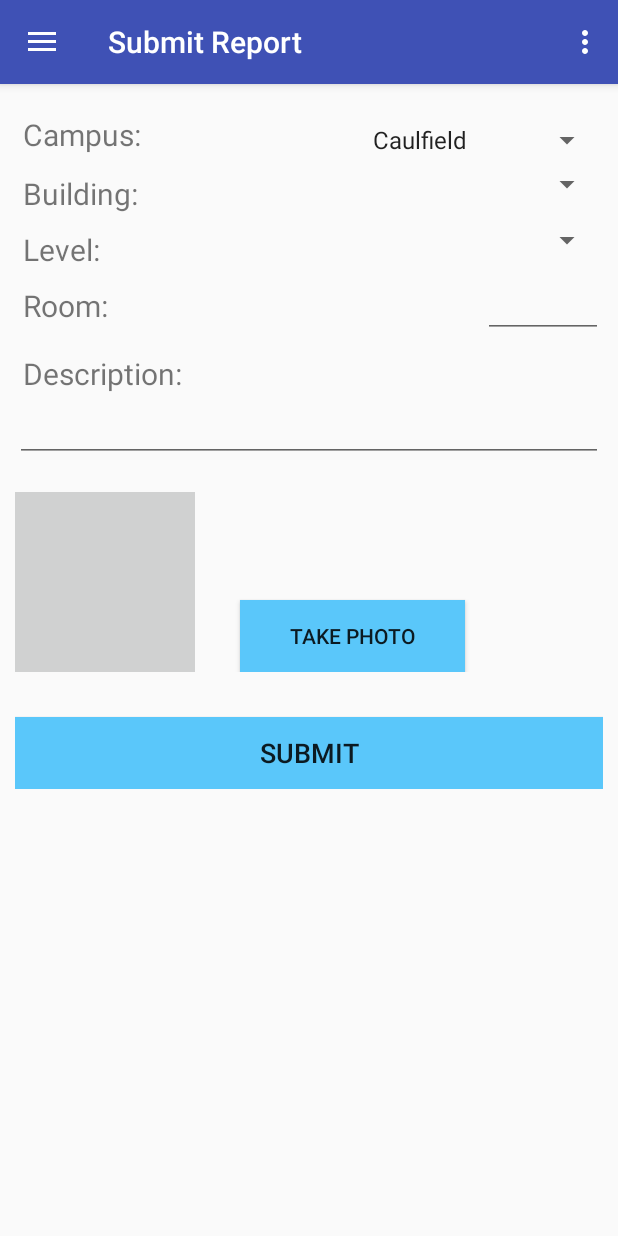
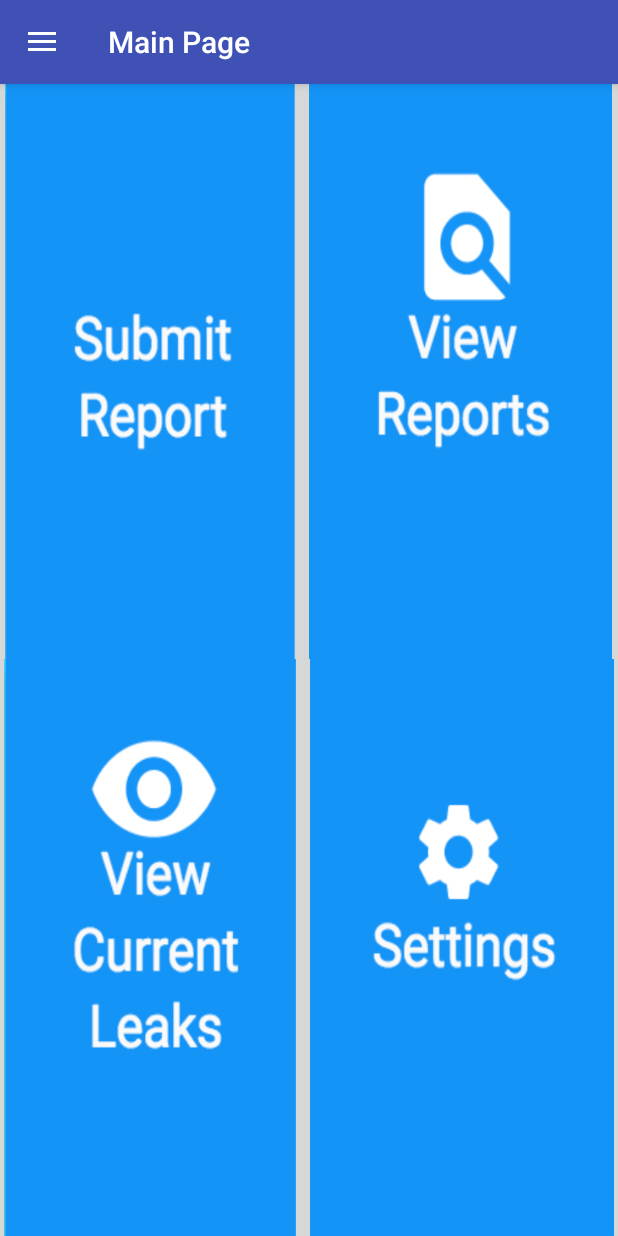
Before and after one commit to mengfanlin/H2OConserve, an Android app: the screen it shows after launch (MainActivity), after a tap on an icon or button, on a phone screen of 412 x 824 dp. Run offline under Robolectric (Android 15) with nearby library versions, the phone set to English and light mode, and no system bars; pictures from the network do not load.

Commit message:
useless version

```diff
--- a/app/src/main/java/com/example/mengfanlin/h2oreserve/fragments/MainFragment.java
+++ b/app/src/main/java/com/example/mengfanlin/h2oreserve/fragments/MainFragment.java
@@ -41,6 +41,7 @@ public class MainFragment extends Fragment implements BottomNavigationView.OnNav
         imageButtonCheckLeaksOnMap = (ImageButton) viewMain.findViewById(R.id.imageButton_view_leaks);
         imageButtonCheckReports.setOnClickListener(new onNavigationButtonsClickedListener());
         imageButtonSubmitReport.setOnClickListener(new onNavigationButtonsClickedListener());
+        imageButtonCheckLeaksOnMap.setOnClickListener(new onNavigationButtonsClickedListener());
         return viewMain;
     }
 
@@ -52,7 +53,6 @@ public class MainFragment extends Fragment implements BottomNavigationView.OnNav
             int drawerItemIndex = 0;
             Fragment fragment = null;
             //final MediaPlayer mp = MediaPlayer.create(this, R.raw.waterdrop);
-
             if (id == R.id.imageButton_submit) {
                 drawerItemIndex = 1;
                 fragment = new SupplyReportFragment();
@@ -76,4 +76,7 @@ public class MainFragment extends Fragment implements BottomNavigationView.OnNav
     public boolean onNavigationItemSelected(@NonNull MenuItem item) {
         return false;
     }
+
+
+
 }
--- a/app/src/main/java/com/example/mengfanlin/h2oreserve/fragments/SupplyReportFragment.java
+++ b/app/src/main/java/com/example/mengfanlin/h2oreserve/fragments/SupplyReportFragment.java
@@ -103,6 +103,10 @@ public class SupplyReportFragment extends Fragment implements View.OnClickListen
         //Set listener on button submit
         buttonSubmit.setOnClickListener(this);
         buttonTakePhoto.setOnClickListener(this);
+
+        FragmentManager fragmentManager = getFragmentManager();
+        Fragment toFragment = new MainFragment();
+        fragmentManager.beginTransaction().replace(R.id.content_frame, toFragment).addToBackStack("tag").commit();
 
         View view = getActivity().getCurrentFocus();
         try {
--- a/app/src/main/res/menu/main.xml
+++ b/app/src/main/res/menu/main.xml
@@ -1,9 +1,9 @@
 <?xml version="1.0" encoding="utf-8"?>
 <menu xmlns:android="http://schemas.android.com/apk/res/android"
     xmlns:app="http://schemas.android.com/apk/res-auto">
-    <item
-        android:id="@+id/action_settings"
-        android:orderInCategory="100"
-        android:title="@string/action_settings"
-        app:showAsAction="never" />
+    <!--<item-->
+    <!--android:id="@+id/action_settings"-->
+    <!--android:orderInCategory="100"-->
+    <!--android:title="@string/action_settings"-->
+    <!--app:showAsAction="never" />-->
 </menu>
```
Also changed, not shown: app/src/main/java/com/example/mengfanlin/h2oreserve/activities/MainActivity.java (+16 -5 lines).
